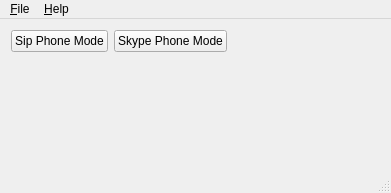
This is kitphone.ui in kitech/kitphone as Qt 5 draws it before an edit. The edited form follows.
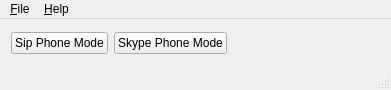
This is the edited form.

```diff
--- a/kitphone.ui
+++ b/kitphone.ui
@@ -7,7 +7,7 @@
     <x>0</x>
     <y>0</y>
     <width>391</width>
-    <height>193</height>
+    <height>90</height>
    </rect>
   </property>
   <property name="windowTitle">
@@ -64,16 +64,6 @@
       </item>
      </layout>
     </item>
-    <item>
-     <widget class="QWidget" name="widget" native="true">
-      <property name="sizePolicy">
-       <sizepolicy hsizetype="Preferred" vsizetype="Expanding">
-        <horstretch>0</horstretch>
-        <verstretch>0</verstretch>
-       </sizepolicy>
-      </property>
-     </widget>
-    </item>
    </layout>
   </widget>
   <widget class="QStatusBar" name="statusBar"/>
```
